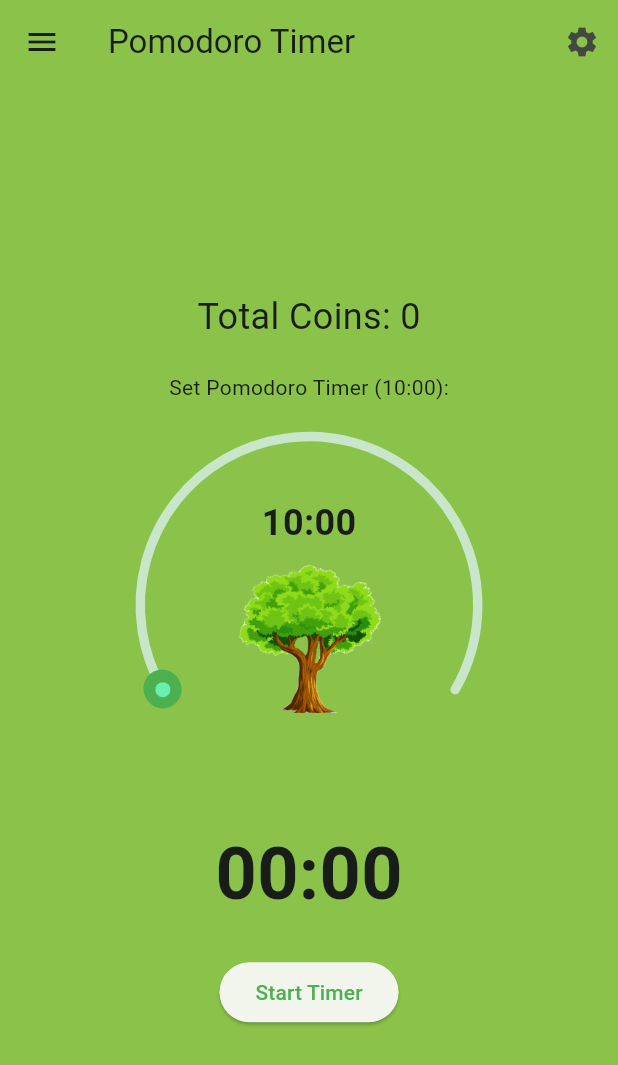
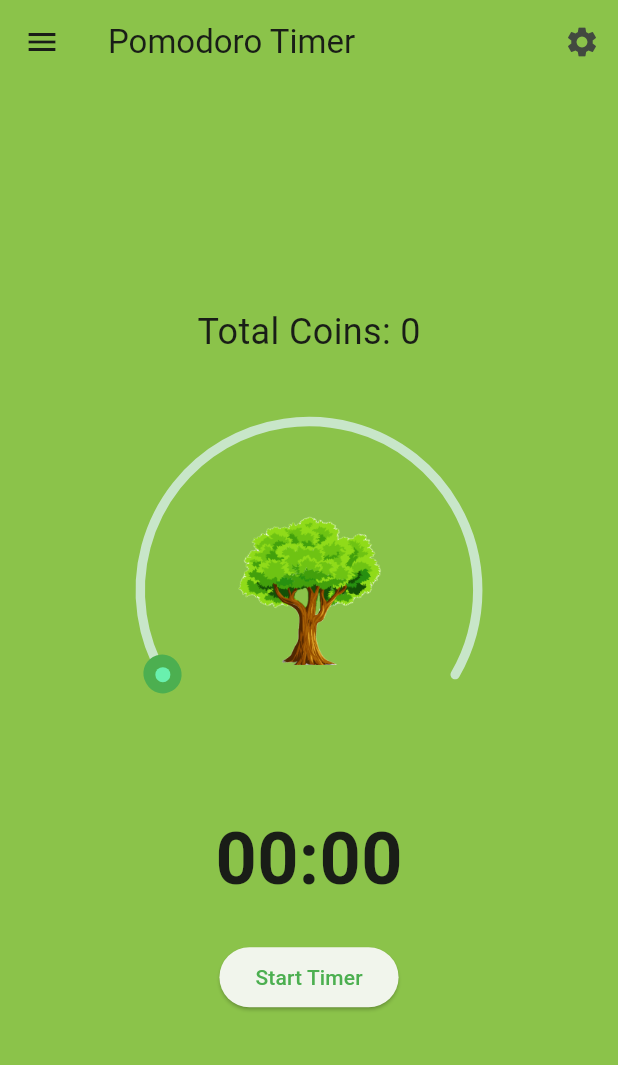
Before and after one commit to Ais3l/productivity_app_andy, a Flutter app: the screen it shows after launch, on a phone screen of 412 x 824 dp. Shown: the top 1065 px of the screen. Run offline on Flutter 3.47's test engine with Material 3 defaults, Android fonts, the light colour scheme and no system bars; drawn by our look-alikes of sleek_circular_slider.

Commit message:
home page edit for timer

```diff
--- a/lib/main.dart
+++ b/lib/main.dart
@@ -74,6 +74,8 @@ class _FirstPageState extends State<FirstPage> {
       timer.cancel();
       setState(() {
         isTimerRunning = false;
+        timerDuration = 10; // Reset timer duration to 10 minutes
+        remainingTime = timerDuration * 60; // Reset remaining time to 10 minutes in seconds
       });
     }
   }
@@ -106,7 +108,6 @@ class _FirstPageState extends State<FirstPage> {
             children: <Widget>[
               Text('Total Coins: $coins', style: const TextStyle(fontSize: 24)),
               const SizedBox(height: 20),
-              Text('Set Pomodoro Timer ($timerDuration:00):'), // Updated to show current duration
               const SizedBox(height: 10),
               SleekCircularSlider(
                 initialValue: timerDuration.toDouble(), // Start at 10 minutes as a double
@@ -131,13 +132,7 @@ class _FirstPageState extends State<FirstPage> {
                   return Column(
                     mainAxisAlignment: MainAxisAlignment.center,
                     children: [
-                      // Show the current timer value while sliding
-                      Text(
-                        '${value.toInt()}:00', // Display current value in minutes
-                        style: const TextStyle(fontSize: 24, fontWeight: FontWeight.bold),
-                      ),
-                      const SizedBox(height: 10),
-                      // Place your image here
+                      // Only display the image here, remove timer display
                       Image.asset(
                         'images/tree.png', // Updated path to the image
                         fit: BoxFit.cover,
@@ -177,8 +172,20 @@ class _FirstPageState extends State<FirstPage> {
               ),
             ),
             ListTile(
+              title: const Text('Timer'),
+              onTap: () {
+                Navigator.pop(context); // Close the drawer
+                // Navigate back to the home page (FirstPage)
+                Navigator.pushReplacement(
+                  context,
+                  MaterialPageRoute(builder: (context) => const FirstPage()),
+                );
+              },
+            ),
+            ListTile(
               title: const Text('Second Page'),
               onTap: () {
+                Navigator.pop(context); // Close the drawer
                 Navigator.push(
                   context,
                   MaterialPageRoute(builder: (context) => const SecondPage()),
@@ -188,6 +195,7 @@ class _FirstPageState extends State<FirstPage> {
             ListTile(
               title: const Text('Third Page'),
               onTap: () {
+                Navigator.pop(context); // Close the drawer
                 Navigator.push(
                   context,
                   MaterialPageRoute(builder: (context) => const ThirdPage()),
```
